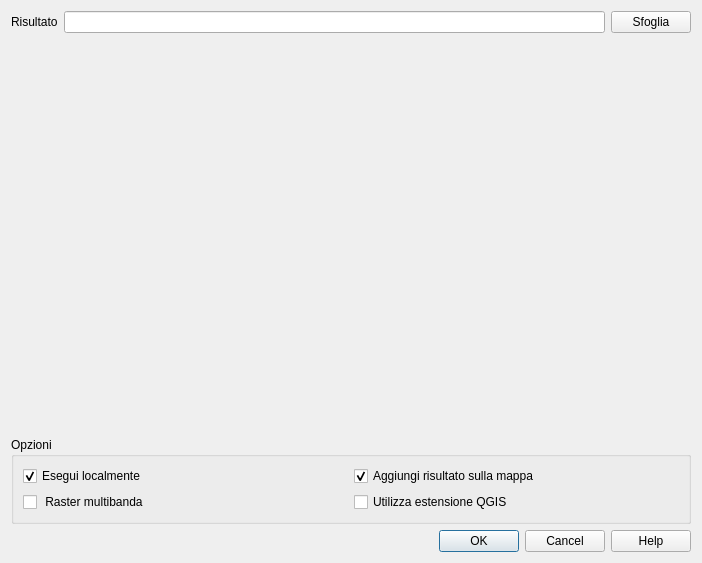
This is base.ui in ProvinciaAutonomaTrento/STEM as Qt 5 draws it before an edit. The edited form follows.
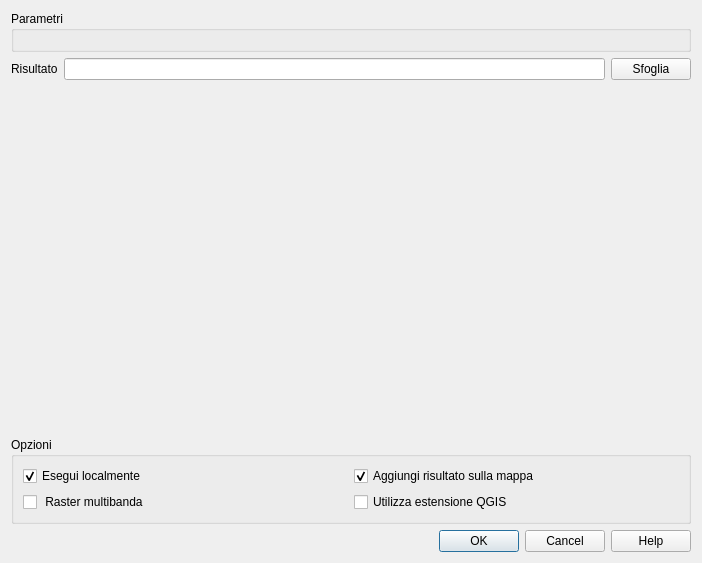
This is the edited form. Custom widgets are drawn as their Qt base class.

Commit message: more improving to UI: add parameters groupbox and move output to the bottom

```diff
--- a/base.ui
+++ b/base.ui
@@ -19,6 +19,18 @@
      <item>
       <layout class="QVBoxLayout" name="verticalLayout_input"/>
      </item>
+     <item>
+      <widget class="QGroupBox" name="groupBox_2">
+       <property name="title">
+        <string>Parametri</string>
+       </property>
+       <layout class="QGridLayout" name="gridLayout_5">
+        <item row="0" column="0">
+         <layout class="QVBoxLayout" name="verticalLayout_options"/>
+        </item>
+       </layout>
+      </widget>
+     </item>
      <item>
       <layout class="QVBoxLayout" name="verticalLayout_output">
        <item>
```
Left out of the diff: 3 changed lines with no effect on the pictures. The commit also changes 1 other file.
